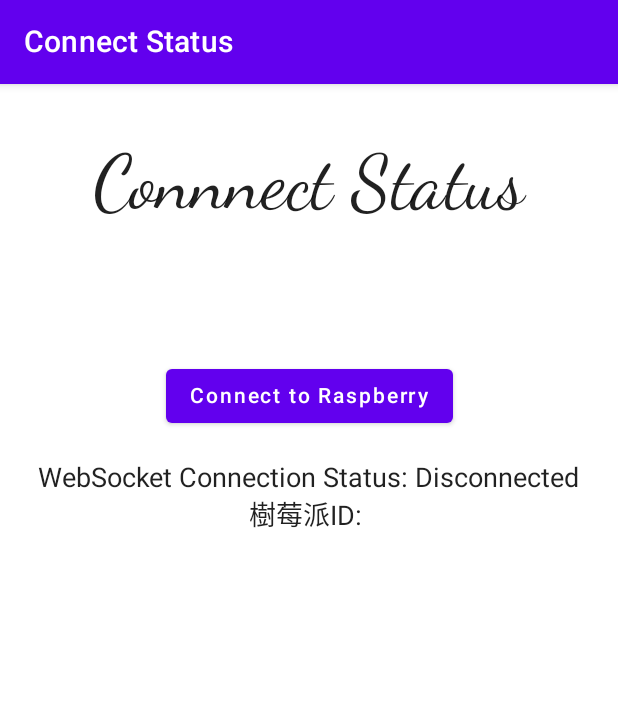
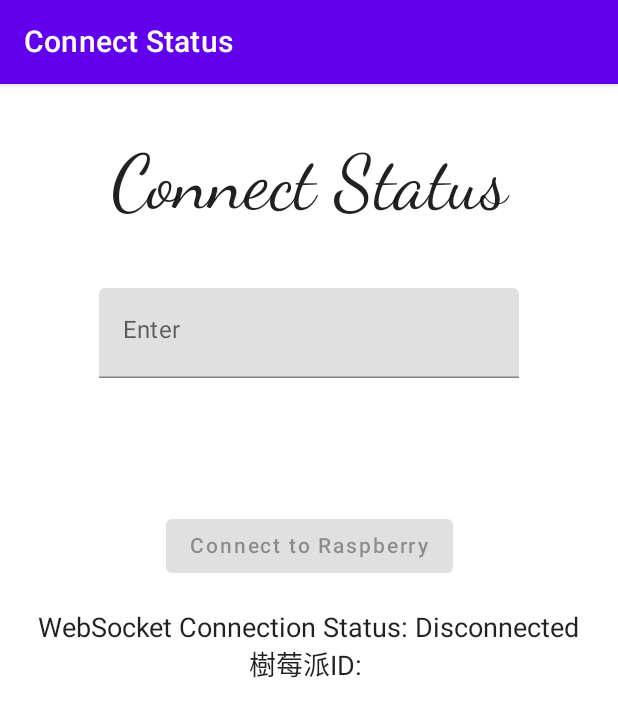
Before and after one commit to Ashley077/MonitorUI, an Android app built with Jetpack Compose: the composable ScaffoldConnect shown on its own in the app's theme, on a phone screen of 412 x 824 dp. Shown: the top 717 px of the screen. Run offline under Robolectric (Android 15) with nearby library versions, the phone set to English and light mode, and no system bars; our stand-ins replace Dagger/Hilt's generated code, livedata-compose.

Commit message:
樹莓派連線功能

```diff
--- a/app/src/main/java/com/example/myapplication/screen/ConnectStatus.kt
+++ b/app/src/main/java/com/example/myapplication/screen/ConnectStatus.kt
@@ -1,5 +1,6 @@
 package com.example.myapplication.screen
 
+import android.annotation.SuppressLint
 import android.util.Log
 import androidx.compose.foundation.layout.*
 import androidx.compose.foundation.lazy.LazyColumn
@@ -34,39 +35,68 @@
 import com.example.myapplication.viewmodel.WebSocketViewModel
 
 @Composable
-fun ConnectStatus(navController: NavController,webSocketViewModel: WebSocketViewModel){
+fun ConnectStatus(navController: NavController, webSocketViewModel: WebSocketViewModel) {
 
-    Box(modifier = Modifier.fillMaxSize()){
-        ScaffoldConnect(navController,webSocketViewModel = webSocketViewModel)
+    Box(modifier = Modifier.fillMaxSize()) {
+        ScaffoldConnect(navController, webSocketViewModel = webSocketViewModel)
     }
 }
 
 @Composable
-fun ScaffoldConnect(navController: NavController,webSocketViewModel: WebSocketViewModel){
+fun ScaffoldConnect(navController: NavController, webSocketViewModel: WebSocketViewModel) {
     val messageState by webSocketViewModel.messageState.observeAsState(initial = "")
     val connectedToWebSocket by webSocketViewModel.connectedToWebSocket.observeAsState(false)
+    val uuid = remember { mutableStateOf("") }
+    val uuid1 = remember { mutableStateOf("") }
     Scaffold(
-        topBar = { CustomTopAppBar(navController, "Connect Status", true)
-        }
-        , content = { it
-            Column(modifier = Modifier
+        topBar = {
+            CustomTopAppBar(navController, "Connect Status", true)
+        }, content = {
+            it
+            Column(
+                modifier = Modifier
                     .fillMaxSize()
                     .padding(16.dp),
-               horizontalAlignment = Alignment.CenterHorizontally) {
+                horizontalAlignment = Alignment.CenterHorizontally
+            ) {
                 Box(
                     modifier = Modifier.padding(20.dp),
                     contentAlignment = Alignment.Center
+                ) {
+                    Text(
+                        text = "Connect Status", modifier = Modifier.align(Alignment.TopCenter),
+                        style = TextStyle(
+                            fontSize = 50.sp,
+                            fontFamily = FontFamily.Cursive,
+                        )
+                    )
+                }
+                Box (
+                    modifier = Modifier.padding(20.dp),
+                    contentAlignment = Alignment.Center
                         ){
-                    Text(text = "Connnect Status", modifier = Modifier.align(Alignment.TopCenter),
-                    style = TextStyle(fontSize = 50.sp,
-                        fontFamily = FontFamily.Cursive,
-                    ))
+                    TextField(
+                        value = uuid.value,
+                        onValueChange = { input ->
+                            uuid.value = input
+                        },
+//                        modifier = Modifier.weight(0.8f),
+                        placeholder = { Text(text = "Enter") },
+                        textStyle = TextStyle(
+                            fontSize = 24.sp
+                        ),
+                        keyboardOptions = KeyboardOptions(
+                            keyboardType = KeyboardType.Text,
+                            capitalization = KeyboardCapitalization.None,
+                            imeAction = ImeAction.Done
+                        ),
+                    )
                 }
 
                 Spacer(modifier = Modifier.height(20.dp))
                 BasicTextField(
-                    value = webSocketViewModel.uuid,
-                    onValueChange = {newValue : String -> webSocketViewModel.uuid = newValue},
+                    value = uuid1.value,
+                    onValueChange = { newValue: String -> uuid1.value = newValue },
                     textStyle = TextStyle(
                         fontSize = 24.sp,
                         fontWeight = FontWeight.Bold,
@@ -78,16 +108,19 @@
                     )
                 )
                 Spacer(modifier = Modifier.height(20.dp))
+
                 Button(
                     onClick = {
-                        if (connectedToWebSocket){
-                            webSocketViewModel.sendConnectRequest()
-                            Log.i("Ashley-log","send")
-                        }else{
+                        if (connectedToWebSocket) {
+                            webSocketViewModel.sendConnectRequest(uuid = uuid.value)
+                            Log.i("Ashley-log", "send")
+                        } else {
                             webSocketViewModel.connectToWebSocket()
-                            Log.i("Ashley-log","connect")
+                            Log.i("Ashley-log", "connect")
                         }
-                     }) {
+                    },
+                    enabled = uuid.value.isNotEmpty()
+                ) {
                     Text(
                         text = if (connectedToWebSocket) "Send Connect Request" else "Connect to Raspberry"
                     )
@@ -114,7 +147,7 @@
     }
 // this variable use to handle edit text input value
     val inputvalue = remember { mutableStateOf(TextFieldValue()) }
-    val connectToWebSocket by remember { mutableStateOf(false)}
+    val connectToWebSocket by remember { mutableStateOf(false) }
     var inputMessage by remember { mutableStateOf("") }
     val respberryId by remember { mutableStateOf("") }
 
@@ -127,12 +160,11 @@
 
             TextField(
                 value = inputMessage,
-                onValueChange = { inputMessage = it}
+                onValueChange = { inputMessage = it },
 //                value = inputvalue.value,
 //                onValueChange = {
 //                    inputvalue.value = it
 //                }
-                ,
 //                modifier = Modifier.weight(0.8f),
 //                placeholder = { Text(text = "Enter") },
 //                keyboardOptions = KeyboardOptions(
--- a/app/src/main/java/com/example/myapplication/viewmodel/WebSocketViewModel.kt
+++ b/app/src/main/java/com/example/myapplication/viewmodel/WebSocketViewModel.kt
@@ -1,64 +1,72 @@
 package com.example.myapplication.viewmodel
 
-import androidx.compose.runtime.getValue
-import androidx.compose.runtime.mutableStateOf
-import androidx.compose.runtime.setValue
+import android.util.Log
 import androidx.lifecycle.LiveData
 import androidx.lifecycle.MutableLiveData
 import androidx.lifecycle.ViewModel
 import androidx.lifecycle.viewModelScope
-import com.example.myapplication.BuildConfig
 import com.example.myapplication.manager.WebSocketManager
 import com.example.myapplication.model.data.local.dao.TokenInfoDao
 import dagger.hilt.android.lifecycle.HiltViewModel
 import kotlinx.coroutines.Dispatchers
-import kotlinx.coroutines.GlobalScope
-import kotlinx.coroutines.channels.consumeEach
 import kotlinx.coroutines.launch
 import javax.inject.Inject
 
+/**
+ * WebSocketViewModel 連線功能
+ *
+ * @property tokenInfoDao token 資料庫(通過 Hilt 自動注入)
+ * @property messageState 訊息狀態
+ * @property connectedToWebSocket WebSocket 連線
+ *
+ * @author Ashley
+ */
 @HiltViewModel
-class WebSocketViewModel @Inject constructor(private val tokenInfoDao: TokenInfoDao): ViewModel() {
+class WebSocketViewModel @Inject constructor(private val tokenInfoDao: TokenInfoDao) : ViewModel() {
     private val webSocketManager = WebSocketManager()
     private val _messageState = MutableLiveData("")
-    val messageState : LiveData<String>
+    val messageState: LiveData<String>
         get() = _messageState
-    var uuid by mutableStateOf("")
 
     val connectedToWebSocket: LiveData<Boolean>
         get() = webSocketManager.isConnected
+
+    init {
+        viewModelScope.launch {
+            webSocketManager.messageLiveData.observeForever { message ->
+                if (message.isEmpty() || message.isBlank()) {
+                    Log.i("Ashley-log", "is empty")
+                }
+                _messageState.postValue(message)
+            }
+        }
+    }
 
     /**
      * 連線到 WebSocket， [tokenInfoDao] 取 token
      *
      * @author Ashley
      */
-    fun connectToWebSocket(){
+    fun connectToWebSocket() {
         viewModelScope.launch(Dispatchers.IO) {
             val token = tokenInfoDao.getToken()?.token ?: return@launch
             webSocketManager.connect(token)
         }
     }
 
+
     /**
      * 發送連線請求
      *
+     * @param uuid 樹莓派uuid
+     *
      * @author Ashley
      */
-    fun sendConnectRequest(){
-        val formattedMessage = "app://connect?uuid=333"
-        viewModelScope.launch(Dispatchers.IO) {
-            webSocketManager.sendMessage(formattedMessage)
-        }
-    }
-
-    init {
-        viewModelScope.launch {
-            webSocketManager.messageLiveData.observeForever { message ->
-                _messageState.postValue(message)
-            }
-        }
-
+    fun sendConnectRequest(uuid: String) {
+//        if (uuid.length != 12) {
+//            throw IllegalArgumentException("uuid length is not 12")
+//        }
+        sendMessageToBackend("app://connect?uuid=$uuid")
     }
 
     public override fun onCleared() {
@@ -67,4 +75,17 @@
         }
         super.onCleared()
     }
+
+    /**
+     * 此方法只負責傳送至後端，不負責檢查格式
+     *
+     * @pram message 訊息
+     *
+     * @author Ashley
+     */
+    private fun sendMessageToBackend(message: String) {
+        viewModelScope.launch(Dispatchers.IO) {
+            webSocketManager.sendMessage(message)
+        }
+    }
 }
```
Lines whose indentation alone changed are shown as unchanged.
